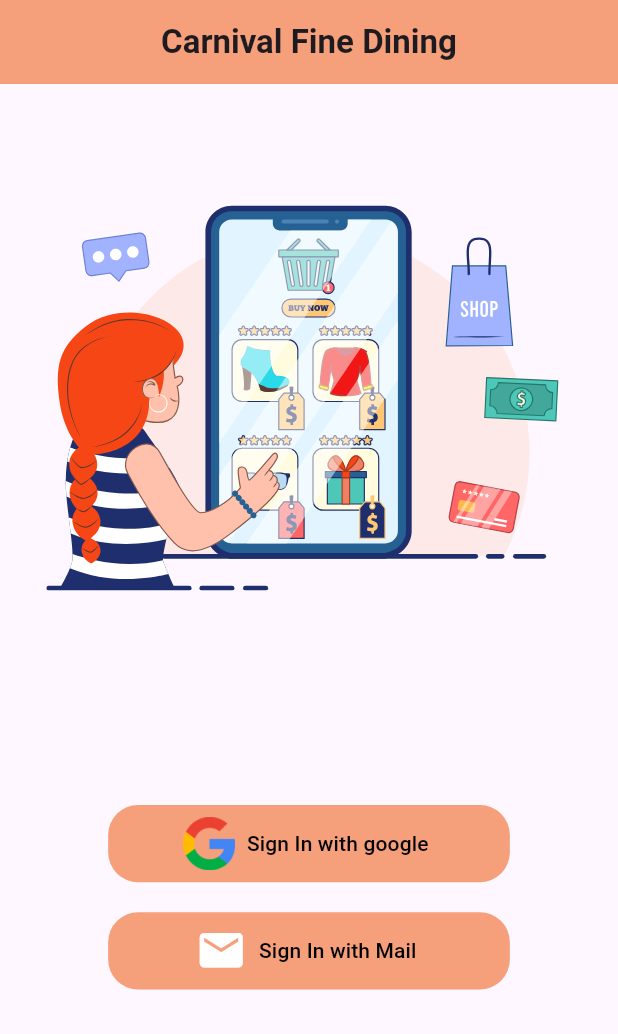
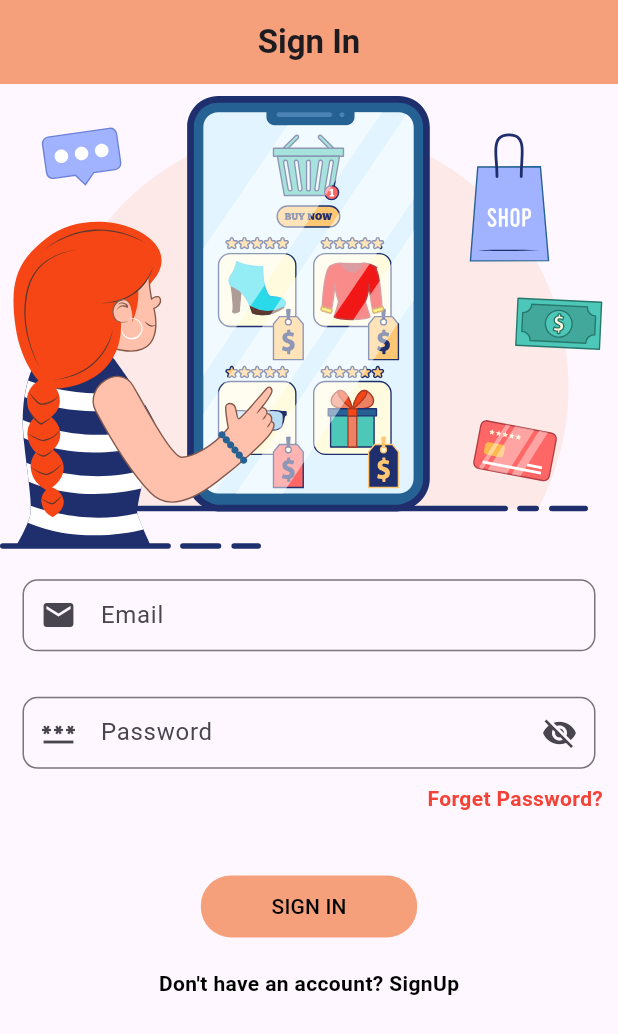
Before and after one commit to Anik-Adnan/Carnival-Fine-Dining, a Flutter app: the screen it shows after launch, on a phone screen of 412 x 824 dp. Shown: the top 1034 px of the screen. Run offline on Flutter 3.47's test engine with Material 3 defaults, Android fonts, the phone set to English and light mode, and no system bars; our stand-ins replace flutter_keyboard_visibility, get, lottie.

Commit message:
sigin in screen added

```diff
--- /dev/null
+++ b/carnival_fine_dining/lib/screens/auth_ui/sigin_in_screen.dart
@@ -0,0 +1,113 @@
+
+import 'package:flutter/cupertino.dart';
+import 'package:flutter/material.dart';
+import 'package:flutter_keyboard_visibility/flutter_keyboard_visibility.dart';
+import 'package:get/get.dart';
+import 'package:lottie/lottie.dart';
+
+import '../../utils/app-constant.dart';
+
+class SignInScreen extends StatefulWidget{
+  const SignInScreen({super.key});
+  @override
+  State<SignInScreen> createState() => _SignInScreenState();
+}
+class _SignInScreenState extends State<SignInScreen>{
+  @override
+  Widget build(BuildContext context) {
+    return KeyboardVisibilityBuilder(
+      builder: (context,isKeyboardVisible){
+        return Scaffold(
+          appBar: AppBar(
+            backgroundColor: AppConstant.appSecondaryColor,
+            centerTitle: true,
+            title: Text('Sign In',style: TextStyle(fontWeight: FontWeight.bold),),
+          ),
+          body: Container(
+            child: Column(
+              children: [
+                isKeyboardVisible ?  Text(''): Column(
+                  children:[
+                    Lottie.asset('assets/images/splash-screen.json')
+                  ],
+                ),
+                SizedBox(height: Get.height/80),
+                Container(
+                  margin: EdgeInsets.symmetric(horizontal: 5.0),
+                  width: Get.width,
+                  child: Padding(
+                    padding: const EdgeInsets.all(10.0),
+                    child: TextFormField(
+                      cursorColor: AppConstant.appSecondaryColor,
+                      keyboardType: TextInputType.emailAddress,
+                      decoration: InputDecoration(
+                          hintText: 'Email',
+                          prefixIcon: Icon(Icons.email),
+                          contentPadding: EdgeInsets.only(top:2.0,left: 8.0),
+                          border: OutlineInputBorder(
+                            borderRadius: BorderRadius.circular(10.0),
+                          )
+                      ),
+                    ),
+                  ),
+                ),
+                SizedBox(height: Get.height/80),
+                Container(
+                  margin: EdgeInsets.symmetric(horizontal: 5.0),
+                  width: Get.width,
+                  child: Padding(
+                    padding: const EdgeInsets.all(10.0),
+                    child: TextFormField(
+                      cursorColor: AppConstant.appSecondaryColor,
+                      keyboardType: TextInputType.emailAddress,
+                      decoration: InputDecoration(
+                          hintText: 'Password',
+                          prefixIcon: Icon(Icons.password),
+                          suffixIcon: Icon(Icons.visibility_off),
+                          contentPadding: EdgeInsets.only(top:2.0,left: 8.0),
+                          border: OutlineInputBorder(
+                            borderRadius: BorderRadius.circular(10.0),
+                          )
+                      ),
+                    ),
+                  ),
+                ),
+                Container(
+                  margin: EdgeInsets.symmetric(horizontal: 10.0),
+                  alignment: Alignment.centerRight,
+                  child: Text("Forget Password?",
+                    style: TextStyle(
+                      color: Colors.red,fontWeight: FontWeight.bold,),
+                  ),
+                ),
+                SizedBox(height: Get.height/20),
+                Material(
+                  child: Container(
+                    width: Get.width * 0.35,
+                    height: Get.height / 20,
+                    decoration: BoxDecoration(
+                      borderRadius: BorderRadius.circular(20.0),
+                      color: AppConstant.appSecondaryColor,
+                    ),
+                    child: TextButton(
+                      child: const Text("SIGN IN",style: TextStyle(color: Colors.black),),
+                      onPressed: (){},
+                    ),
+                  ),
+                ),
+                SizedBox(height: Get.height/40),
+                Row(
+                  mainAxisAlignment: MainAxisAlignment.center,
+                  children: [
+                    Text("Don't have an account?" ,style: TextStyle(color: Colors.black,fontWeight: FontWeight.bold),),
+                    Text(" SignUp",style: TextStyle(color: Colors.black,fontWeight: FontWeight.bold,),)
+                  ],
+                )
+              ],
+            ),
+          ),
+        );
+      },
+    );
+  }
+}
--- a/carnival_fine_dining/lib/screens/auth_ui/splash-screen.dart
+++ b/carnival_fine_dining/lib/screens/auth_ui/splash-screen.dart
@@ -1,6 +1,7 @@
 
 import 'dart:async';
 
+import 'package:carnival_fine_dining/screens/auth_ui/sigin_in_screen.dart';
 import 'package:carnival_fine_dining/screens/auth_ui/welcome_screen.dart';
 import 'package:flutter/cupertino.dart';
 import 'package:flutter/material.dart';
@@ -21,7 +22,8 @@ class _SplashScreenState extends State<SplashScreen>{
     super.initState();
     Timer(Duration( seconds: 3),(){
       // Get.offAll(()=> MainScreen());
-      Get.offAll(()=> WelcomeScreen());
+      // Get.offAll(()=> WelcomeScreen());
+      Get.offAll(()=> SignInScreen());
 
     });
   }
```
